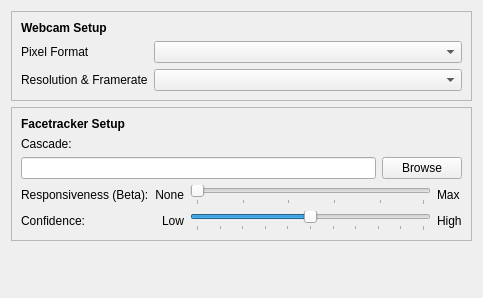
Qt form src/qt_gui/l_wcft_setup.ui (StarTuz/linuxtrack-Qt6-Wayland) before a commit.
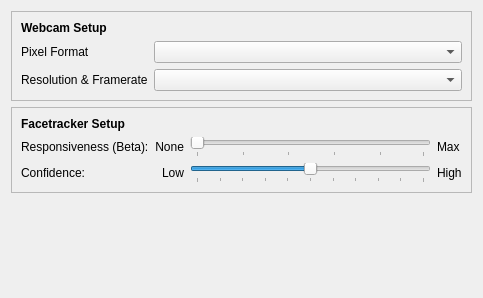
The same form after that commit.

Commit message: fix: Removed legacy YuNet tracker and fixed One Euro filter UI labels

The edit to the form file:
```diff
--- a/src/qt_gui/l_wcft_setup.ui
+++ b/src/qt_gui/l_wcft_setup.ui
@@ -123,38 +123,6 @@
         </property>
        </widget>
       </item>
-      <item>
-       <layout class="QVBoxLayout" name="verticalLayout">
-        <item>
-         <widget class="QLabel" name="label_4">
-          <property name="font">
-           <font>
-            <italic>false</italic>
-            <underline>false</underline>
-            <strikeout>false</strikeout>
-           </font>
-          </property>
-          <property name="text">
-           <string>Cascade:</string>
-          </property>
-         </widget>
-        </item>
-        <item>
-         <layout class="QHBoxLayout" name="horizontalLayout">
-          <item>
-           <widget class="QLineEdit" name="CascadePath"/>
-          </item>
-          <item>
-           <widget class="QPushButton" name="FindCascade">
-            <property name="text">
-             <string>Browse</string>
-            </property>
-           </widget>
-          </item>
-         </layout>
-        </item>
-       </layout>
-      </item>
       <item>
        <layout class="QGridLayout" name="gridLayout">
         <item row="0" column="0">
```
The commit also changes 10 other files.
